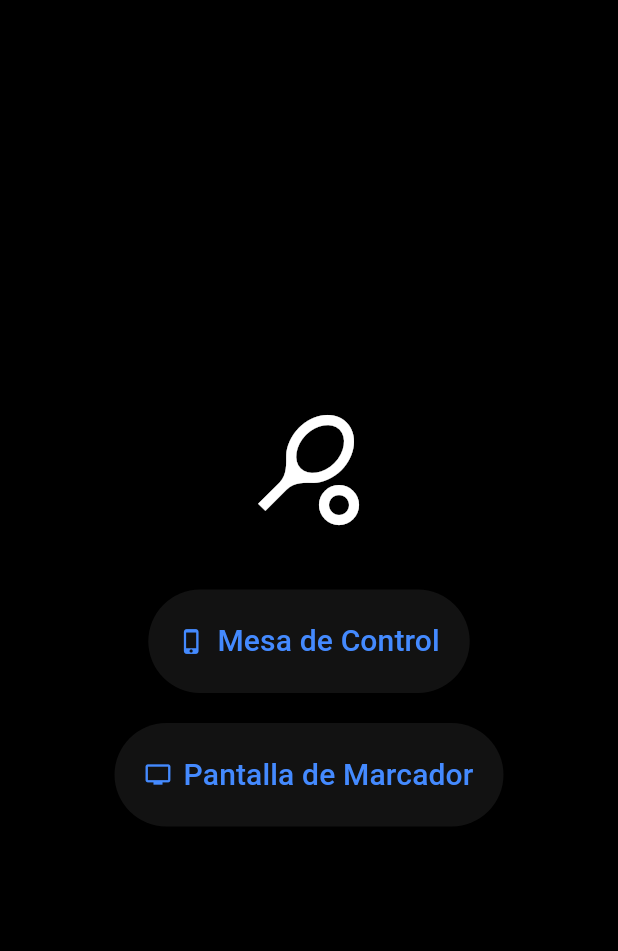
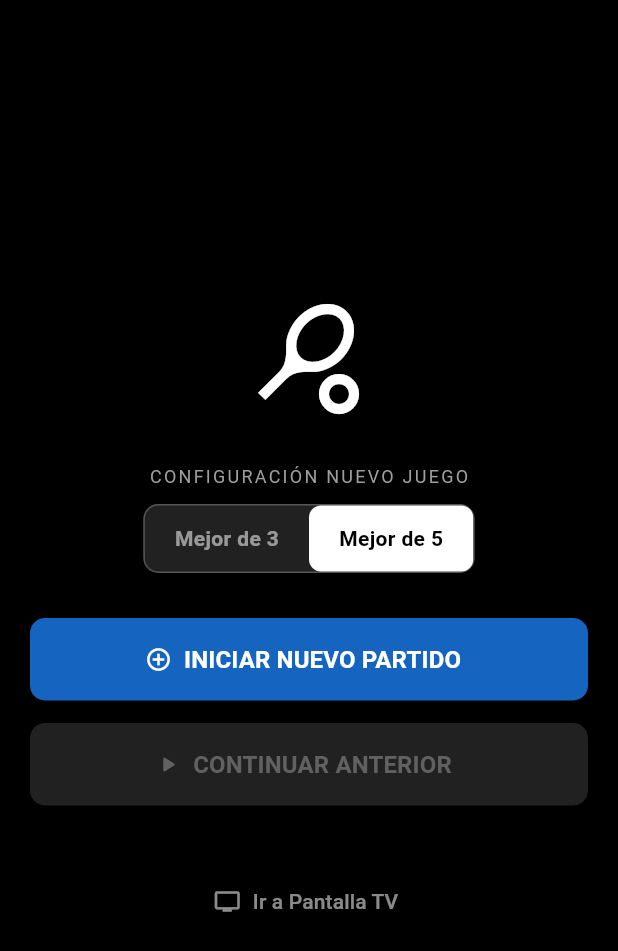
Before and after one commit to hachuno/marcador_web, a Flutter app: the screen it shows after launch, on a phone screen of 412 x 824 dp. Shown: the top 951 px of the screen. Run offline on Flutter 3.47's test engine with Material 3 defaults, Android fonts, the phone set to English and light mode, and no system bars; our stand-ins replace firebase_core, firebase_database; missing offline and left inert: dart:ui_web, universal_html; accounts and stored records are empty; generated files the repository leaves out were written again.

Commit message:
Agrego 3 o 5 sets y continuar partida

```diff
--- a/lib/main.dart
+++ b/lib/main.dart
@@ -38,32 +38,155 @@ class MyApp extends StatelessWidget {
   }
 }
 
-// 1. PANTALLA DE SELECCIÓN
-class SeleccionModo extends StatelessWidget {
+// ==========================================
+// 1. PANTALLA DE SELECCIÓN (MODIFICADA)
+// ==========================================
+class SeleccionModo extends StatefulWidget {
   const SeleccionModo({super.key});
+
+  @override
+  State<SeleccionModo> createState() => _SeleccionModoState();
+}
+
+class _SeleccionModoState extends State<SeleccionModo> {
+  final DatabaseReference _ref = FirebaseDatabase.instance.ref("partido");
+  int _setsSeleccionados = 5; // Por defecto a 5 sets
+
+  void _iniciarNuevoPartido() {
+    // Reseteamos todo y guardamos la configuración de sets
+    _ref.update({
+      'puntosA': 0, 'puntosB': 0,
+      'setsA': 0, 'setsB': 0,
+      'historialSets': [],
+      'saqueInicialA': null,
+      'nombreA': "Jugador 1",
+      'nombreB': "Jugador 2",
+      'maxSets': _setsSeleccionados, // <--- GUARDAMOS LA ELECCIÓN
+    }).then((_) {
+      Navigator.pushNamed(context, '/control');
+    });
+  }
+
+  void _continuarPartido() {
+    // Solo navegamos, no tocamos la configuración
+    Navigator.pushNamed(context, '/control');
+  }
+
   @override
   Widget build(BuildContext context) {
     return Scaffold(
       body: Center(
+        child: Padding(
+          padding: const EdgeInsets.all(20.0),
           child: Column(
             mainAxisAlignment: MainAxisAlignment.center,
             children: [
               const Icon(Icons.sports_tennis, size: 80, color: Colors.white),
+              const SizedBox(height: 30),
+
+              const Text("CONFIGURACIÓN NUEVO JUEGO", style: TextStyle(color: Colors.grey, fontSize: 12, letterSpacing: 1.5)),
+              const SizedBox(height: 10),
+
+              // --- SELECTOR DE SETS ---
+              Container(
+                decoration: BoxDecoration(
+                  color: Colors.grey[900],
+                  borderRadius: BorderRadius.circular(10),
+                  border: Border.all(color: Colors.white24)
+                ),
+                child: Row(
+                  mainAxisSize: MainAxisSize.min,
+                  children: [
+                    _botonSetOption(3, "Mejor de 3"),
+                    _botonSetOption(5, "Mejor de 5"),
+                  ],
+                ),
+              ),
+
+              const SizedBox(height: 30),
+
+              // --- BOTÓN NUEVO PARTIDO ---
+              SizedBox(
+                width: double.infinity,
+                height: 55,
+                child: ElevatedButton.icon(
+                  icon: const Icon(Icons.add_circle_outline, color: Colors.white),
+                  label: const Text("INICIAR NUEVO PARTIDO", style: TextStyle(fontSize: 16, fontWeight: FontWeight.bold, color: Colors.white)),
+                  style: ElevatedButton.styleFrom(
+                    backgroundColor: Colors.blue[800],
+                    shape: RoundedRectangleBorder(borderRadius: BorderRadius.circular(10)),
+                  ),
+                  onPressed: _iniciarNuevoPartido,
+                ),
+              ),
+
+              const SizedBox(height: 15),
+
+              // --- BOTÓN CONTINUAR (CON LÓGICA DE BLOQUEO) ---
+              StreamBuilder(
+                stream: _ref.onValue,
+                builder: (context, snapshot) {
+                  bool hayPartidoEnCurso = false;
+                  if (snapshot.hasData && snapshot.data!.snapshot.value != null) {
+                    final data = Map<String, dynamic>.from(snapshot.data!.snapshot.value as Map);
+                    int pA = data['puntosA'] ?? 0;
+                    int pB = data['puntosB'] ?? 0;
+                    int sA = data['setsA'] ?? 0;
+                    int sB = data['setsB'] ?? 0;
+                    // Si hay algún punto o set, hay partido.
+                    if (pA > 0 || pB > 0 || sA > 0 || sB > 0) {
+                      hayPartidoEnCurso = true;
+                    }
+                  }
+
+                  return SizedBox(
+                    width: double.infinity,
+                    height: 55,
+                    child: ElevatedButton.icon(
+                      icon: const Icon(Icons.play_arrow_rounded),
+                      label: const Text("CONTINUAR ANTERIOR", style: TextStyle(fontSize: 16, fontWeight: FontWeight.bold)),
+                      style: ElevatedButton.styleFrom(
+                        backgroundColor: Colors.green[800],
+                        disabledBackgroundColor: Colors.grey[900], // Color cuando está desactivado
+                        disabledForegroundColor: Colors.grey[700],
+                        shape: RoundedRectangleBorder(borderRadius: BorderRadius.circular(10)),
+                      ),
+                      // Si no hay partido, el botón es null (deshabilitado)
+                      onPressed: hayPartidoEnCurso ? _continuarPartido : null,
+                    ),
+                  );
+                }
+              ),
+
               const SizedBox(height: 40),
-            ElevatedButton.icon(
-              icon: const Icon(Icons.phone_iphone),
-              label: const Text("Mesa de Control", style: TextStyle(fontSize: 20)),
-              style: ElevatedButton.styleFrom(padding: const EdgeInsets.all(20)),
-              onPressed: () => Navigator.pushNamed(context, '/control'),
-            ),
-            const SizedBox(height: 20),
-            ElevatedButton.icon(
-              icon: const Icon(Icons.tv),
-              label: const Text("Pantalla de Marcador", style: TextStyle(fontSize: 20)),
-              style: ElevatedButton.styleFrom(padding: const EdgeInsets.all(20)),
+              TextButton.icon(
+                icon: const Icon(Icons.tv, color: Colors.white54),
+                label: const Text("Ir a Pantalla TV", style: TextStyle(color: Colors.white54)),
                 onPressed: () => Navigator.pushNamed(context, '/tv'),
               ),
             ],
+          ),
+        ),
+      ),
+    );
+  }
+
+  Widget _botonSetOption(int valor, String texto) {
+    bool seleccionado = _setsSeleccionados == valor;
+    return GestureDetector(
+      onTap: () => setState(() => _setsSeleccionados = valor),
+      child: Container(
+        padding: const EdgeInsets.symmetric(horizontal: 20, vertical: 12),
+        decoration: BoxDecoration(
+          color: seleccionado ? Colors.white : Colors.transparent,
+          borderRadius: BorderRadius.circular(8),
+        ),
+        child: Text(
+          texto,
+          style: TextStyle(
+            color: seleccionado ? Colors.black : Colors.white54,
+            fontWeight: FontWeight.bold
+          )
         ),
       ),
     );
@@ -159,21 +282,21 @@ class _PantallaControlState extends State<PantallaControl> {
   }
 
   // ALERTA: PARTIDO TERMINADO
-  void _mostrarAlertaFinPartido(BuildContext context) {
+  void _mostrarAlertaFinPartido(BuildContext context, String ganador) {
     ScaffoldMessenger.of(context).clearSnackBars();
     ScaffoldMessenger.of(context).showSnackBar(
       SnackBar(
         content: Row(
-          children: const [
-            Icon(Icons.emoji_events_rounded, color: Colors.white, size: 28),
-            SizedBox(width: 15),
+          children: [
+            const Icon(Icons.emoji_events_rounded, color: Colors.white, size: 28),
+            const SizedBox(width: 15),
             Expanded(
               child: Column(
                 mainAxisSize: MainAxisSize.min,
                 crossAxisAlignment: CrossAxisAlignment.start,
                 children: [
-                  Text("¡PARTIDO FINALIZADO!", style: TextStyle(fontWeight: FontWeight.bold, fontSize: 16, color: Colors.white)),
-                  Text("Se alcanzó el límite de sets. Usa 'Reset' para jugar de nuevo.", style: TextStyle(fontSize: 13, color: Colors.white70)),
+                  const Text("¡PARTIDO FINALIZADO!", style: TextStyle(fontWeight: FontWeight.bold, fontSize: 16, color: Colors.white)),
+                  Text("Ganador: $ganador. Usa 'Reset' para jugar de nuevo.", style: TextStyle(fontSize: 13, color: Colors.white70)),
                 ],
               ),
             ),
@@ -182,7 +305,6 @@ class _PantallaControlState extends State<PantallaControl> {
         backgroundColor: Colors.green[800],
         behavior: SnackBarBehavior.floating,
         shape: RoundedRectangleBorder(borderRadius: BorderRadius.circular(15)),
-        // Misma altura que la alerta de saque
         margin: EdgeInsets.only(
           bottom: MediaQuery.of(context).size.height - 275,
           left: 20,
@@ -194,7 +316,6 @@ class _PantallaControlState extends State<PantallaControl> {
   }
 
   void actualizarPunto(String equipo, int cantidad, bool? saqueLocal) {
-    // 1. CHEQUEO: Falta Saque
     if (cantidad > 0 && saqueLocal == null) {
       _mostrarAlertaSaque(context);
       return;
@@ -215,11 +336,19 @@ class _PantallaControlState extends State<PantallaControl> {
       int sA = data['setsA'] ?? 0;
       int sB = data['setsB'] ?? 0;
 
-      // CHEQUEO PREVIO: Si ya terminó, no dejar sumar más
-      bool partidoYaTerminado = (sA >= 2 || sB >= 2);
+      // LEER CONFIGURACIÓN DE SETS (Default 5 si no existe)
+      int maxSets = data['maxSets'] ?? 5;
+
+      // CALCULAR SETS PARA GANAR (Ej: Si es 5, gana con 3. Si es 3, gana con 2)
+      int setsParaGanar = (maxSets / 2).ceil();
+
+      // CHEQUEO PREVIO: Si ya terminó
+      bool partidoYaTerminado = (sA >= setsParaGanar || sB >= setsParaGanar);
+
       if (cantidad > 0 && partidoYaTerminado) {
+        String nombreGanador = sA > sB ? (data['nombreA'] ?? "Jugador 1") : (data['nombreB'] ?? "Jugador 2");
         setState(() => _procesando = false);
-        _mostrarAlertaFinPartido(context);
+        _mostrarAlertaFinPartido(context, nombreGanador);
         return;
       }
 
@@ -261,37 +390,31 @@ class _PantallaControlState extends State<PantallaControl> {
       if (nuevoPA < 0) nuevoPA = 0;
       if (nuevoPB < 0) nuevoPB = 0;
 
-      // --- LOGICA DE GANAR SET ---
       if (nuevoPA >= 11 && (nuevoPA - nuevoPB) >= 2) {
-         // GANA A
          historial.add({'ganador': 'A', 'puntosA': nuevoPA, 'puntosB': nuevoPB});
          int nuevosSetsA = sA + 1;
 
          _ref.update({ 'puntosA': 0, 'puntosB': 0, 'setsA': nuevosSetsA, 'historialSets': historial
          }).whenComplete(() {
             setState(() => _procesando = false);
-            // CHEQUEO FINALIZACIÓN INMEDIATA (Gana A)
-            if (nuevosSetsA >= 2) {
-              _mostrarAlertaFinPartido(context);
+            if (nuevosSetsA >= setsParaGanar) {
+              _mostrarAlertaFinPartido(context, data['nombreA'] ?? "Jugador 1");
             }
          });
 
       } else if (nuevoPB >= 11 && (nuevoPB - nuevoPA) >= 2) {
-         // GANA B
          historial.add({'ganador': 'B', 'puntosA': nuevoPA, 'puntosB': nuevoPB});
          int nuevosSetsB = sB + 1;
 
          _ref.update({ 'puntosA': 0, 'puntosB': 0, 'setsB': nuevosSetsB, 'historialSets': historial
          }).whenComplete(() {
             setState(() => _procesando = false);
-            // CHEQUEO FINALIZACIÓN INMEDIATA (Gana B)
-            if (nuevosSetsB >= 2) {
-              _mostrarAlertaFinPartido(context);
+            if (nuevosSetsB >= setsParaGanar) {
+              _mostrarAlertaFinPartido(context, data['nombreB'] ?? "Jugador 2");
             }
          });
 
       } else {
-         // PUNTO NORMAL
          _ref.update({ 'puntosA': nuevoPA, 'puntosB': nuevoPB
          }).whenComplete(() => setState(() => _procesando = false));
       }
@@ -315,6 +438,7 @@ class _PantallaControlState extends State<PantallaControl> {
       'historialSets': [],
       'saqueInicialA': null,
       'nombreA': "Jugador 1", 'nombreB': "Jugador 2",
+      'maxSets': 5 // Default al resetear desde acá
     });
   }
 
@@ -383,15 +507,12 @@ class _PantallaControlState extends State<PantallaControl> {
           bool safeSaque = saqueInicialA ?? true;
           bool haySaqueDefinido = saqueInicialA != null;
 
-          // Lógica de turno de saque
           bool saqueInicialEnEsteSet = esSetImpar ? safeSaque : !safeSaque;
           bool turnoBaseParaA;
           if (pA >= 10 && pB >= 10) turnoBaseParaA = (totalPuntos % 2 == 0);
           else turnoBaseParaA = ((totalPuntos ~/ 2) % 2 == 0);
 
           bool saqueParaA = saqueInicialEnEsteSet ? turnoBaseParaA : !turnoBaseParaA;
-
-          // LÓGICA DE INVERSIÓN
           bool invertirLados = (sA + sB) % 2 != 0;
 
           // WIDGETS
@@ -434,10 +555,8 @@ class _PantallaControlState extends State<PantallaControl> {
 
           return Column(
             children: [
-              // 1. ZONA NOMBRES Y SAQUE
               Padding(padding: const EdgeInsets.symmetric(horizontal: 10, vertical: 5), child: Row(children: [Expanded(child: invertirLados ? topRojo : topAzul), separadorVS, Expanded(child: invertirLados ? topAzul : topRojo)])),
 
-              // 2. ZONA TABLA DE RESULTADOS
               Padding(
                 padding: const EdgeInsets.symmetric(horizontal: 8.0, vertical: 4.0),
                 child: _TablaPuntuacion(
@@ -449,7 +568,6 @@ class _PantallaControlState extends State<PantallaControl> {
                 ),
               ),
 
-              // 3. ZONA MARCADOR CENTRAL
               Padding(
                 padding: const EdgeInsets.symmetric(vertical: 10),
                 child: Row(
@@ -461,7 +579,6 @@ class _PantallaControlState extends State<PantallaControl> {
                 )
               ),
 
-              // 4. ZONA BOTONES
               Expanded(child: Row(crossAxisAlignment: CrossAxisAlignment.stretch, children: invertirLados ? [botonRojo, botonAzul] : [botonAzul, botonRojo])),
             ],
           );
```
Also changed, not shown: 1 other file. Lines whose indentation alone changed are shown as unchanged.
